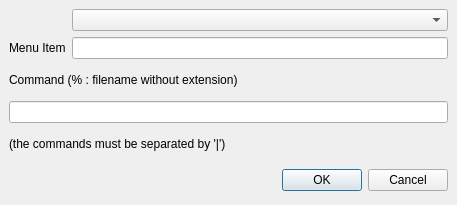
The window that usertooldialog.ui (svn2github/texstudio-trunk) describes before a commit, drawn with Qt 5.
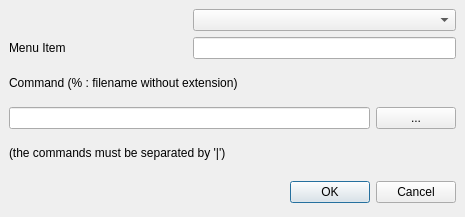
The same window after the commit.

Commit message: command list wizard also for user tools

Patch:
```diff
--- a/usertooldialog.ui
+++ b/usertooldialog.ui
@@ -1,12 +1,12 @@
 <ui version="4.0" >
  <class>UserToolDialog</class>
- <widget class="QDialog" name="UserToolDialog" >
-  <property name="geometry" >
+ <widget class="QDialog" name="UserToolDialog">
+  <property name="geometry">
    <rect>
     <x>0</x>
     <y>0</y>
-    <width>457</width>
-    <height>205</height>
+    <width>465</width>
+    <height>217</height>
    </rect>
   </property>
   <property name="windowTitle" >
@@ -19,14 +19,14 @@
    <property name="spacing" >
     <number>6</number>
    </property>
-   <item row="1" column="0" >
-    <layout class="QHBoxLayout" >
-     <property name="margin" >
-      <number>0</number>
-     </property>
-     <property name="spacing" >
+   <item row="1" column="0">
+    <layout class="QHBoxLayout">
+     <property name="spacing">
       <number>6</number>
      </property>
+     <property name="margin">
+      <number>0</number>
+     </property>
      <item>
       <spacer>
        <property name="orientation" >
@@ -64,9 +64,9 @@
      <property name="spacing" >
       <number>6</number>
      </property>
-     <item row="4" column="0" colspan="2" >
-      <widget class="QLabel" name="label_3" >
-       <property name="text" >
+     <item row="4" column="0" colspan="3">
+      <widget class="QLabel" name="label_3">
+       <property name="text">
         <string>(the commands must be separated by '|')</string>
        </property>
       </widget>
@@ -74,8 +74,8 @@
      <item row="3" column="0" colspan="2" >
       <widget class="QLineEdit" name="toolEdit" />
      </item>
-     <item row="1" column="1" >
-      <widget class="QLineEdit" name="itemEdit" />
+     <item row="1" column="1" colspan="2">
+      <widget class="QLineEdit" name="itemEdit"/>
      </item>
      <item row="1" column="0" >
       <widget class="QLabel" name="label" >
@@ -84,16 +84,29 @@
        </property>
       </widget>
      </item>
-     <item row="0" column="1" >
-      <widget class="QComboBox" name="comboBox" />
+     <item row="0" column="1" colspan="2">
+      <widget class="QComboBox" name="comboBox"/>
      </item>
-     <item row="2" column="0" colspan="2" >
-      <widget class="QLabel" name="label_2" >
-       <property name="text" >
+     <item row="2" column="0" colspan="3">
+      <widget class="QLabel" name="label_2">
+       <property name="text">
         <string>Command (% : filename without extension)</string>
        </property>
       </widget>
      </item>
+     <item row="3" column="2">
+      <widget class="QPushButton" name="pushButtonWizard">
+       <property name="sizePolicy">
+        <sizepolicy hsizetype="Maximum" vsizetype="Fixed">
+         <horstretch>0</horstretch>
+         <verstretch>0</verstretch>
+        </sizepolicy>
+       </property>
+       <property name="text">
+        <string>...</string>
+       </property>
+      </widget>
+     </item>
     </layout>
    </item>
   </layout>
```
Left out of the diff: 45 changed lines with no effect on the pictures. The commit also changes 3 other files.
